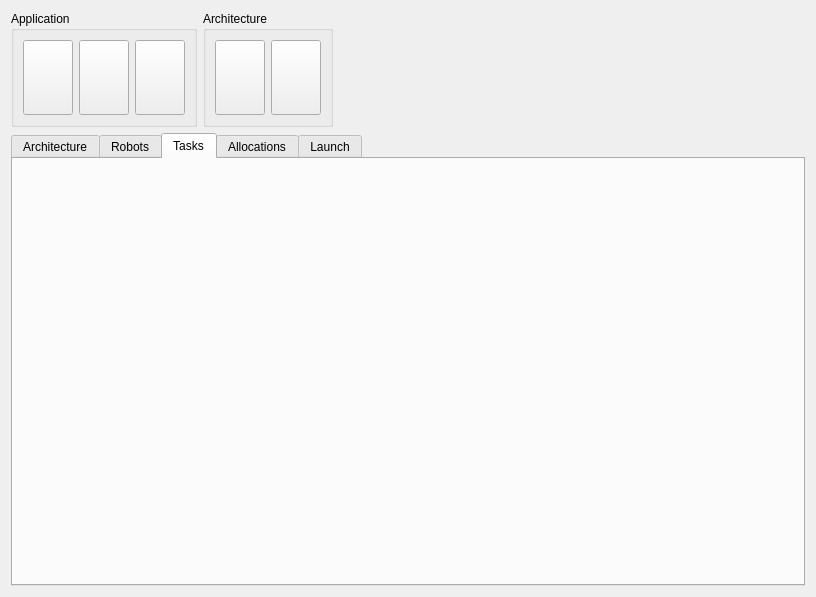
This is src/Ui/rqt_mrta_widget.ui in adrianohrl/rqt_mrta as Qt 5 draws it before an edit. The edited form follows.
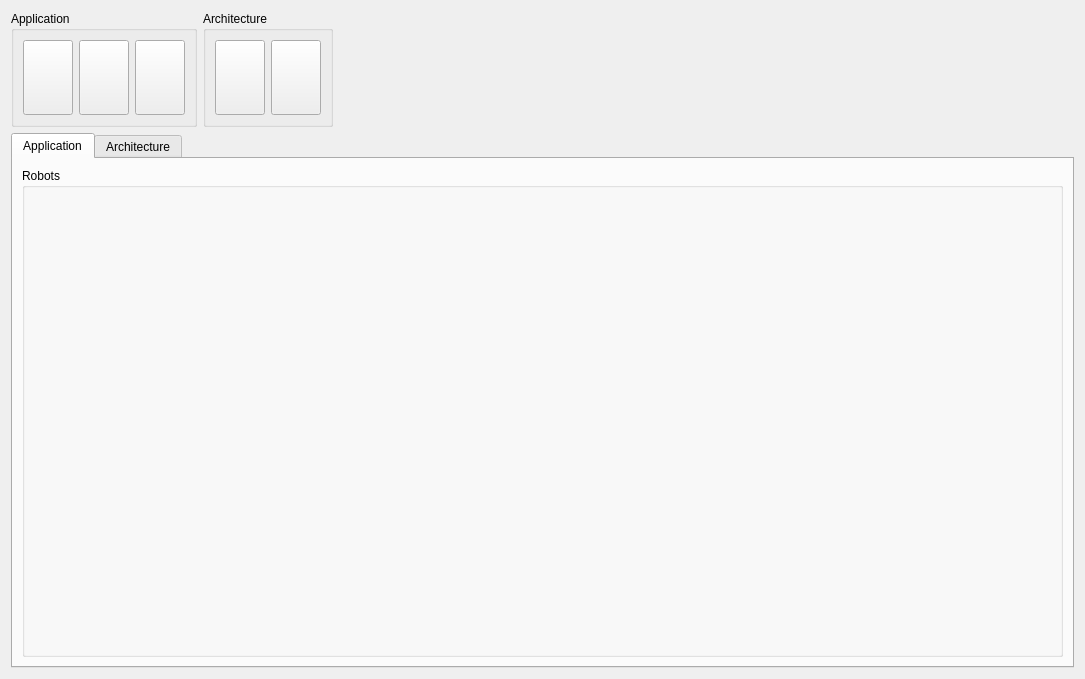
This is the edited form. Icons and pictures are not drawn.

Patch:
```diff
--- a/src/Ui/rqt_mrta_widget.ui
+++ b/src/Ui/rqt_mrta_widget.ui
@@ -6,8 +6,8 @@
    <rect>
     <x>0</x>
     <y>0</y>
-    <width>816</width>
-    <height>597</height>
+    <width>1085</width>
+    <height>679</height>
    </rect>
   </property>
   <property name="focusPolicy">
@@ -20,60 +20,6 @@
    <string>MRTA</string>
   </property>
   <layout class="QGridLayout" name="gridLayout_2">
-   <item row="5" column="1">
-    <widget class="QTabWidget" name="configuration_tab_widget">
-     <property name="currentIndex">
-      <number>2</number>
-     </property>
-     <widget class="QWidget" name="architecture_tab">
-      <attribute name="title">
-       <string>Architecture</string>
-      </attribute>
-      <layout class="QGridLayout" name="gridLayout_3">
-       <item row="0" column="0">
-        <widget class="QWidget" name="widget" native="true"/>
-       </item>
-      </layout>
-     </widget>
-     <widget class="QWidget" name="robots_tab">
-      <attribute name="title">
-       <string>Robots</string>
-      </attribute>
-      <layout class="QGridLayout" name="gridLayout_4">
-       <item row="0" column="0">
-        <widget class="QWidget" name="busy_robots_widget" native="true"/>
-       </item>
-       <item row="0" column="1">
-        <widget class="QWidget" name="idle_robots_widget" native="true"/>
-       </item>
-      </layout>
-     </widget>
-     <widget class="QWidget" name="tasks_tab">
-      <attribute name="title">
-       <string>Tasks</string>
-      </attribute>
-      <layout class="QGridLayout" name="gridLayout_5">
-       <item row="0" column="0">
-        <widget class="QWidget" name="incoming_tasks_widget" native="true"/>
-       </item>
-       <item row="0" column="1">
-        <widget class="QWidget" name="allocated_tasks_widget" native="true"/>
-       </item>
-      </layout>
-     </widget>
-     <widget class="QWidget" name="allocations_tab">
-      <attribute name="title">
-       <string>Allocations</string>
-      </attribute>
-     </widget>
-     <widget class="QWidget" name="launch_tab">
-      <attribute name="title">
-       <string>Launch</string>
-      </attribute>
-      <layout class="QGridLayout" name="gridLayout"/>
-     </widget>
-    </widget>
-   </item>
    <item row="0" column="1">
     <layout class="QGridLayout" name="tools_grid_layout">
      <item row="0" column="1">
@@ -281,6 +227,32 @@
      </item>
     </layout>
    </item>
+   <item row="1" column="1">
+    <widget class="QTabWidget" name="runtime_tab_widget">
+     <property name="currentIndex">
+      <number>0</number>
+     </property>
+     <widget class="QWidget" name="application_tab">
+      <attribute name="title">
+       <string>Application</string>
+      </attribute>
+      <layout class="QGridLayout" name="gridLayout">
+       <item row="0" column="0">
+        <widget class="QGroupBox" name="groupBox">
+         <property name="title">
+          <string>Robots</string>
+         </property>
+        </widget>
+       </item>
+      </layout>
+     </widget>
+     <widget class="QWidget" name="architecture_tab">
+      <attribute name="title">
+       <string>Architecture</string>
+      </attribute>
+     </widget>
+    </widget>
+   </item>
   </layout>
  </widget>
  <tabstops>
```
Left out of the diff: 3 changed lines with no effect on the pictures.
